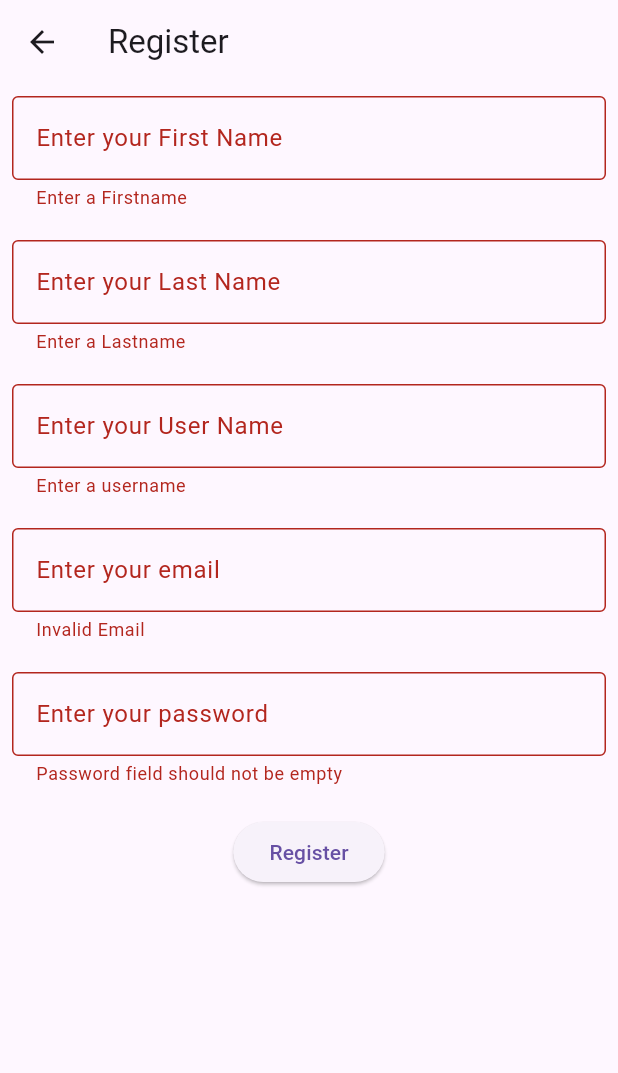
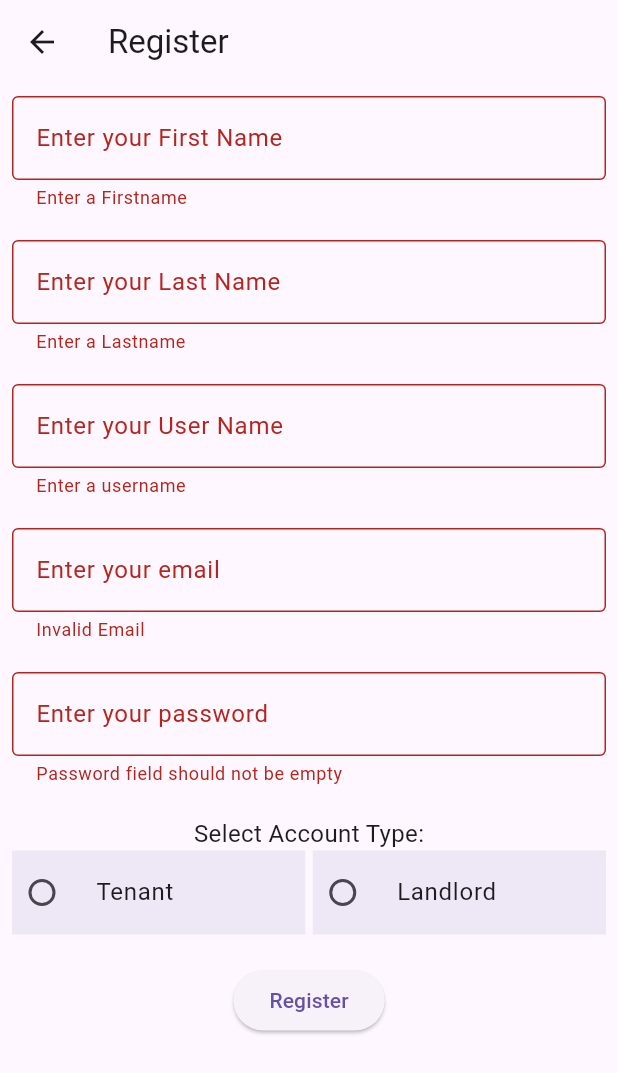
Before and after one commit to shrestharukesh1213/gharsathi, a Flutter app: the Registerscreen screen opened by its route, after a tap on "Register", on a phone screen of 412 x 824 dp. Shown: the top 1073 px of the screen. Run offline on Flutter 3.47's test engine with Material 3 defaults, Android fonts, the phone set to English and light mode, and no system bars; our stand-ins replace cloud_firestore, email_validator, firebase_auth, firebase_core, salomon_bottom_bar; accounts and stored records are empty.

Commit message:
Updated account type for users

```diff
--- a/lib/screens/RegisterScreen.dart
+++ b/lib/screens/RegisterScreen.dart
@@ -1,6 +1,8 @@
 import 'package:flutter/material.dart';
 import 'package:gharsathi/services/authentication.dart';
 import 'package:email_validator/email_validator.dart';
+
+enum UserTypeEnum { Tenant, Landlord }
 
 class Registerscreen extends StatefulWidget {
   const Registerscreen({super.key});
@@ -16,6 +18,7 @@ class _RegisterscreenState extends State<Registerscreen> {
   final _emailController = TextEditingController();
   final _passwordController = TextEditingController();
   final _formKey = GlobalKey<FormState>();
+  UserTypeEnum? _userTypeEnum; // To track selected user type
 
   @override
   Widget build(BuildContext context) {
@@ -111,24 +114,77 @@ class _RegisterscreenState extends State<Registerscreen> {
                   obscureText: true,
                   decoration: const InputDecoration(
                     labelText: 'Enter your password',
-                    hintText: 'Enter your password  ',
+                    hintText: 'Enter your password',
                     border: OutlineInputBorder(),
                   ),
+                ),
+                const SizedBox(height: 20),
+                // User Type Radio Buttons (Buyer or Seller) in a Row
+                const Text(
+                  'Select Account Type:',
+                  style: TextStyle(fontSize: 16),
+                ),
+                Row(
+                  children: [
+                    Expanded(
+                      child: RadioListTile<UserTypeEnum>(
+                        contentPadding: EdgeInsets.all(0.0),
+                        value: UserTypeEnum.Tenant,
+                        groupValue: _userTypeEnum,
+                        tileColor: Colors.deepPurple.shade50 ,
+                        title: Text(UserTypeEnum.Tenant.name),
+                        onChanged: (UserTypeEnum? value) {
+                          setState(() {
+                            _userTypeEnum = value;
+                          });
+                        },
+                      ),
+                    ),
+                    SizedBox(width:5.0,),
+                    Expanded(
+                      child: RadioListTile<UserTypeEnum>(
+                        contentPadding: EdgeInsets.all(0.0),
+                        value: UserTypeEnum.Landlord,
+                        groupValue: _userTypeEnum,
+                         tileColor: Colors.deepPurple.shade50 ,
+                        title: Text(UserTypeEnum.Landlord.name),
+                        onChanged: (UserTypeEnum? value) {
+                          setState(() {
+                            _userTypeEnum = value;
+                          });
+                        },
+                      ),
+                    ),
+
+                  ],
                 ),
                 const SizedBox(height: 20),
                 ElevatedButton(
                   onPressed: () async {
                     if (_formKey.currentState!.validate()) {
+                      if (_userTypeEnum == null) {
+                        ScaffoldMessenger.of(context).showSnackBar(
+                           SnackBar(
+                            content: Text('Please select account type'),
+                            backgroundColor: Colors.red,
+                          ),
+                        );
+                      } else {
+                        // Pass user's data for Authentication
                         Authentication().signup(
                           firstname: _firstnameController.text,
                           lastname: _lastnameController.text,
                           username: _usernameController.text,
                           email: _emailController.text,
                           password: _passwordController.text,
-                            context: context);
+                          context: context,
+                          userType: _userTypeEnum.toString().split('.').last, // Passing user type
+                        );
+                      }
                     }
                   },
-                    child: const Text('Register')),
+                  child: const Text('Register'),
+                ),
               ],
             ),
           ),
--- a/lib/services/authentication.dart
+++ b/lib/services/authentication.dart
@@ -9,6 +9,7 @@ class Authentication {
       required String username,
       required String email,
       required String password,
+      required String userType,
       required BuildContext context}) async {
     try {
       //Create User Account
@@ -23,6 +24,7 @@ class Authentication {
         'lastname': lastname,
         'username': username,
         'email': email,
+        'usertype':userType,
       });
 
       await Future.delayed(const Duration(seconds: 1));
```
Lines whose indentation alone changed are shown as unchanged.
